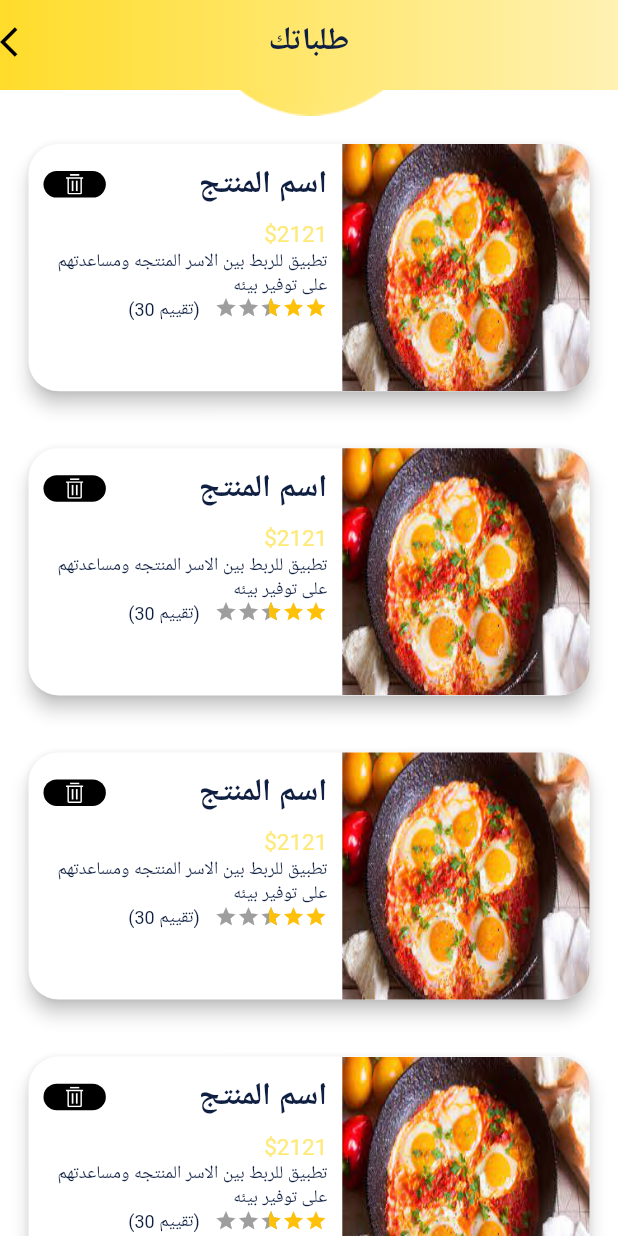
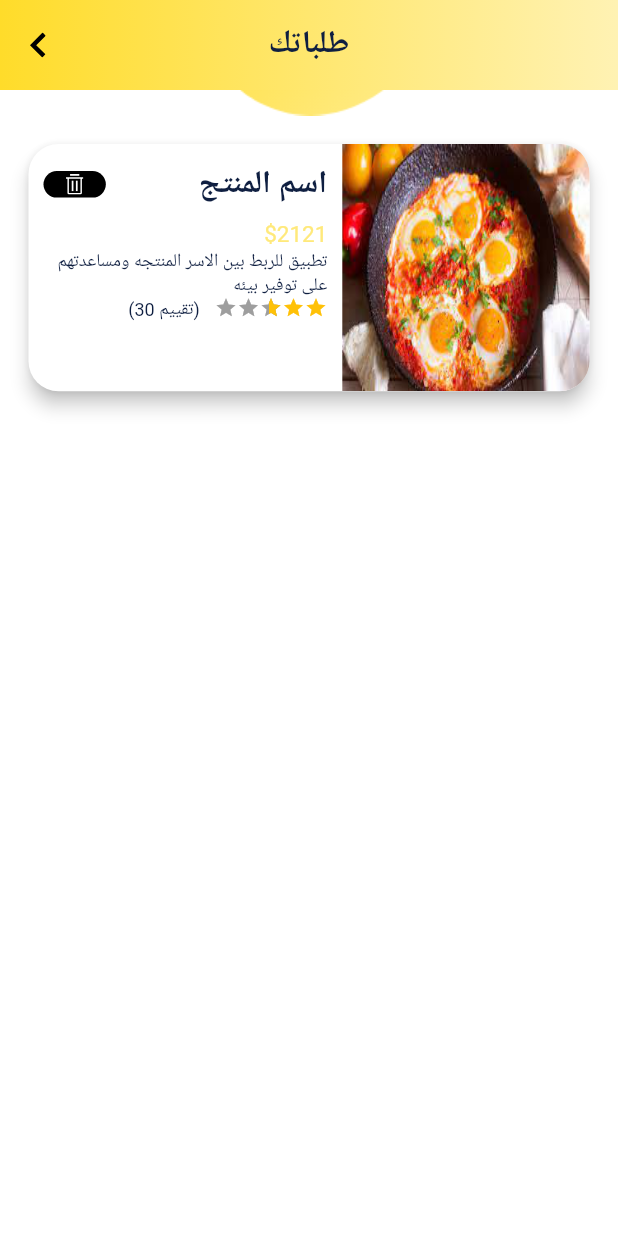
Before and after one commit to Amgad22318/productive_families, a Flutter app: the OrdersScreen screen opened directly, on a phone screen of 412 x 824 dp. Run offline on Flutter 3.47's test engine with Material 2 defaults, Android fonts, the phone set to English and light mode, and no system bars; drawn by our look-alikes of flutter_rating_bar; our stand-ins replace carousel_slider, flutter_bloc, flutter_svg, otp_text_field, smooth_page_indicator, video_player.

Commit message:
said 1.2

```diff
--- a/lib/constants/end_points.dart
+++ b/lib/constants/end_points.dart
@@ -26,3 +26,4 @@ const OTP_SCREEN='/otp';
 const SHOP_LAYOUT='/shop_layout';
 const ORDERED_MEALS = '/ordered_meals';
 const MEALS_SCREEN = '/meals_screen';
+const CUSTOMER_SERVICES_CHAT_SCREEN = '/customer_services_chat_screen';
--- a/lib/presentation/screens/orders/orders_screen.dart
+++ b/lib/presentation/screens/orders/orders_screen.dart
@@ -1,6 +1,6 @@
 import 'package:flutter/cupertino.dart';
 import 'package:flutter/material.dart';
-import 'package:productive_families/presentation/styles/colors.dart';
+import 'package:flutter_svg/svg.dart';
 import 'package:productive_families/presentation/widgets/default_shop_appbar.dart';
 import 'package:productive_families/presentation/widgets/default_text.dart';
 import 'package:productive_families/presentation/views/orders_and_meal_item.dart';
@@ -16,9 +16,12 @@ class OrdersScreen extends StatelessWidget {
         centerTitle: true,
         actions: [
           GestureDetector(
-              child: const Icon(
-                Icons.arrow_back_ios,
-                textDirection: TextDirection.ltr,
+              child: Padding(
+                padding: const EdgeInsets.only(left: 20),
+                child: SvgPicture.asset(
+                  "assets/icons/back_arrow.svg",
+                  color: Colors.black,
+                ),
               ),
               onTap: () {
                 Navigator.pop(context);
@@ -37,80 +40,21 @@ class OrdersScreen extends StatelessWidget {
               child: Column(
                 children: [
                   OrdersAndMealItem(
-                    icon: Container(
-                      height: size.height * 0.2,
-                      width: size.width * 0.4,
-                      decoration: const BoxDecoration(
-                          borderRadius: BorderRadius.only(
-                              bottomRight: Radius.circular(20),
-                              topRight: Radius.circular(20)),
-                          image: DecorationImage(
-                              image: AssetImage(
-                                'assets/image/meal.png',
-                              ),
-                              fit: BoxFit.fill)),
+                    iconButton: Container(
+                      margin: EdgeInsets.symmetric(horizontal: 10),
+                      decoration: BoxDecoration(
+                        borderRadius: BorderRadius.circular(20),
+                        color: Colors.black,
+                      ),
+                      child: Padding(
+                        padding: const EdgeInsets.only(
+                            top: 2, bottom: 2, left: 15, right: 15),
+                        child: SvgPicture.asset(
+                          "assets/icons/delete.svg",
+                        ),
+                      ),
                     ),
-                  ),
-                  OrdersAndMealItem(
-                    icon: Container(
-                      height: size.height * 0.2,
-                      width: size.width * 0.4,
-                      decoration: const BoxDecoration(
-                          borderRadius: BorderRadius.only(
-                              bottomRight: Radius.circular(20),
-                              topRight: Radius.circular(20)),
-                          image: DecorationImage(
-                              image: AssetImage(
-                                'assets/image/meal.png',
-                              ),
-                              fit: BoxFit.fill)),
-                    ),
-                  ),
-                  OrdersAndMealItem(
-                    icon: Container(
-                      height: size.height * 0.2,
-                      width: size.width * 0.4,
-                      decoration: const BoxDecoration(
-                          borderRadius: BorderRadius.only(
-                              bottomRight: Radius.circular(20),
-                              topRight: Radius.circular(20)),
-                          image: DecorationImage(
-                              image: AssetImage(
-                                'assets/image/meal.png',
-                              ),
-                              fit: BoxFit.fill)),
-                    ),
-                  ),
-                  OrdersAndMealItem(
-                    icon: Container(
-                      height: size.height * 0.2,
-                      width: size.width * 0.4,
-                      decoration: const BoxDecoration(
-                          borderRadius: BorderRadius.only(
-                              bottomRight: Radius.circular(20),
-                              topRight: Radius.circular(20)),
-                          image: DecorationImage(
-                              image: AssetImage(
-                                'assets/image/meal.png',
-                              ),
-                              fit: BoxFit.fill)),
-                    ),
-                  ),
-                  OrdersAndMealItem(
-                    icon: Container(
-                      height: size.height * 0.2,
-                      width: size.width * 0.4,
-                      decoration: const BoxDecoration(
-                          borderRadius: BorderRadius.only(
-                              bottomRight: Radius.circular(20),
-                              topRight: Radius.circular(20)),
-                          image: DecorationImage(
-                              image: AssetImage(
-                                'assets/image/meal.png',
-                              ),
-                              fit: BoxFit.fill)),
-                    ),
-                  ),
+                  )
                 ],
               ),
             ),
--- a/lib/presentation/screens/terms_and_conditions/terms_and_conditions.dart
+++ b/lib/presentation/screens/terms_and_conditions/terms_and_conditions.dart
@@ -10,6 +10,7 @@ class TermsAndConditionsScreen extends StatelessWidget {
   Widget build(BuildContext context) {
     return Scaffold(
       appBar: DefaultShopAppbar(centerTitle: true,
+
         title: DefaultText(textStyle: Theme.of(context).textTheme.headline5,text: 'البنود و الشروط',),
         actions: [IconButton(onPressed: () {
           Navigator.pop(context);
--- a/lib/presentation/views/orders_and_meal_item.dart
+++ b/lib/presentation/views/orders_and_meal_item.dart
@@ -5,8 +5,8 @@ import 'package:productive_families/presentation/styles/colors.dart';
 import 'package:productive_families/presentation/widgets/default_text.dart';
 
 class OrdersAndMealItem extends StatelessWidget {
-  Widget icon = Container();
-  OrdersAndMealItem({required this.icon,Key? key}) : super(key: key);
+  Widget iconButton = Container();
+   OrdersAndMealItem({required this.iconButton,Key? key}) : super(key: key);
 
   @override
   Widget build(BuildContext context) {
@@ -18,7 +18,19 @@ class OrdersAndMealItem extends StatelessWidget {
         shape: RoundedRectangleBorder(borderRadius: BorderRadius.circular(20)),
         child: Row(
           children: [
-            icon,
+            Container(
+              height: size.height * 0.2,
+              width: size.width * 0.4,
+              decoration: const BoxDecoration(
+                  borderRadius: BorderRadius.only(
+                      bottomRight: Radius.circular(20),
+                      topRight: Radius.circular(20)),
+                  image: DecorationImage(
+                      image: AssetImage(
+                        'assets/image/meal.png',
+                      ),
+                      fit: BoxFit.fill)),
+            ),
             const SizedBox(
               width: 10,
             ),
@@ -38,20 +50,7 @@ class OrdersAndMealItem extends StatelessWidget {
                           textStyle: Theme.of(context).textTheme.headline6,
                           // textStyle: TextStyle(),
                         ),
-                        Container(
-                          margin: EdgeInsets.symmetric(horizontal: 10),
-                          decoration: BoxDecoration(
-                            borderRadius: BorderRadius.circular(20),
-                            color: Colors.black,
-                          ),
-                          child: Padding(
-                            padding: const EdgeInsets.only(
-                                top: 2, bottom: 2, left: 15, right: 15),
-                            child: SvgPicture.asset(
-                              "assets/icons/delete.svg",
-                            ),
-                          ),
-                        ),
+                       iconButton,
                       ],
                     ),
                     const SizedBox(
@@ -99,16 +98,3 @@ class OrdersAndMealItem extends StatelessWidget {
     );
   }
 }
-// Container(
-// height: size.height * 0.2,
-// width: size.width * 0.4,
-// decoration: const BoxDecoration(
-// borderRadius: BorderRadius.only(
-// bottomRight: Radius.circular(20),
-// topRight: Radius.circular(20)),
-// image: DecorationImage(
-// image: AssetImage(
-// 'assets/image/meal.png',
-// ),
-// fit: BoxFit.fill)),
-// ),
--- a/lib/presentation/widgets/default_shop_appbar.dart
+++ b/lib/presentation/widgets/default_shop_appbar.dart
@@ -6,12 +6,19 @@ class DefaultShopAppbar extends StatelessWidget implements PreferredSizeWidget {
   final Widget? leading;
   final Widget? title;
   final bool centerTitle;
-  final double? height;
-
-  DefaultShopAppbar({Key? key, this.actions, this.leading, this.title, this.centerTitle=false,  this.height}) : super(key: key);
+  final double height;
+  DefaultShopAppbar(
+      {Key? key,
+      this.actions,
+      this.leading,
+      this.title,
+      this.centerTitle = false,
+        this.height = 60,
+      })
+      : super(key: key);
 
   @override
-  Size get preferredSize => const Size.fromHeight(60);
+  Size get preferredSize => Size.fromHeight(height);
 
   @override
   Widget build(BuildContext context) {
```
Also changed, not shown: lib/presentation/router/app_router.dart (+9 -10 lines), lib/presentation/screens/chat/customer_services_chat_screen.dart (added, +115 -0 lines), lib/presentation/screens/chat/seller_chat_screen.dart (added, +113 -0 lines), lib/presentation/screens/meal/meals_screen.dart (+67 -19 lines), lib/presentation/views/chat_bubel.dart (added, +121 -0 lines).
